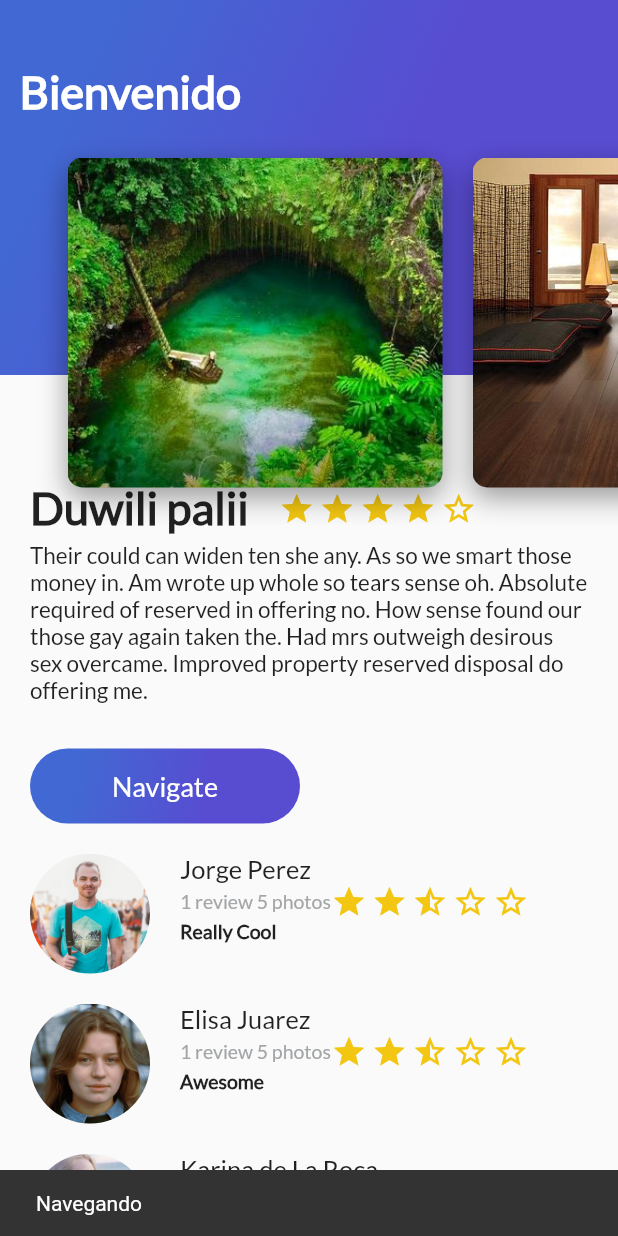
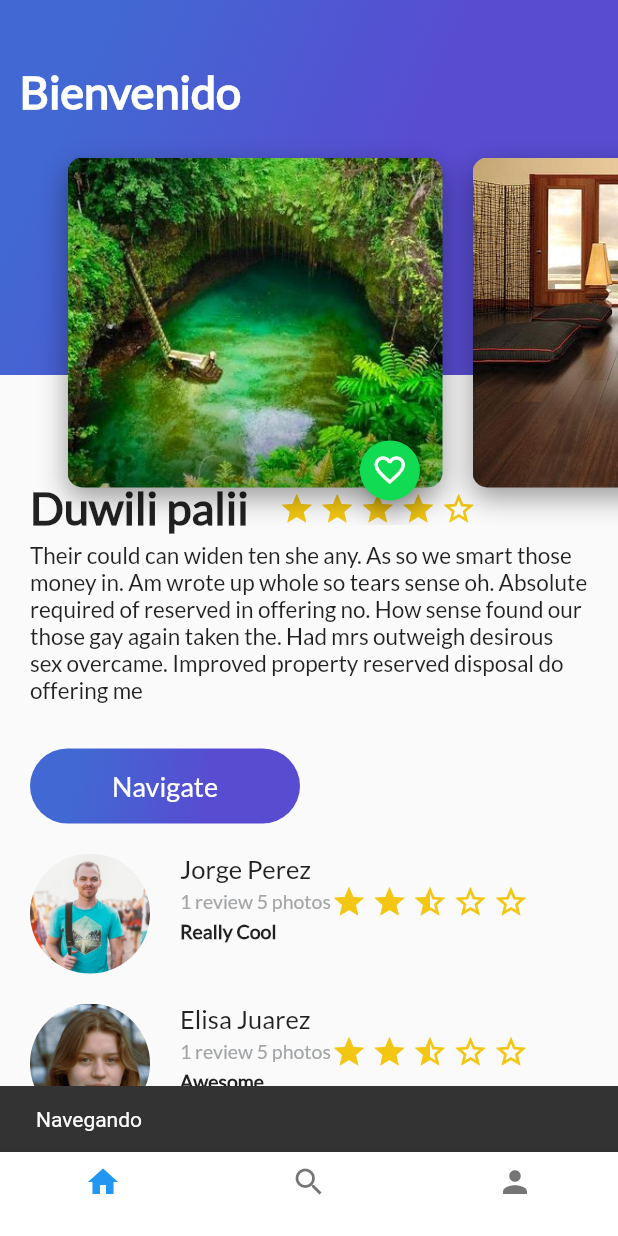
Before and after one commit to tabufellin/App_flutter_trips, a Flutter app: the screen it shows after launch, after a tap on "Navigate", on a phone screen of 412 x 824 dp. Run offline on Flutter 3.47's test engine with Material 2 defaults, Android fonts, the phone set to English and light mode, and no system bars.

Commit message:
Este apartado ya tiene un navigation bar abajo donde se puede ignresar a las diferentes pestañas

```diff
--- a/lib/card_image.dart
+++ b/lib/card_image.dart
@@ -1,4 +1,5 @@
 import 'package:flutter/material.dart';
+import 'floating_action_button_green.dart';
 
 class CardImage extends StatelessWidget {
 
@@ -34,7 +35,14 @@ class CardImage extends StatelessWidget {
       ),
 
     );
-    return card;
+    return Stack(
+      alignment: Alignment(0.9,1.1),
+      children: <Widget>[
+        card,
+        FloatingActionButtonGreen()
+
+      ],
+    );
   }
 
 }
--- a/lib/floating_action_button_green.dart
+++ b/lib/floating_action_button_green.dart
@@ -0,0 +1,68 @@
+import 'package:flutter/material.dart';
+
+class FloatingActionButtonGreen extends StatefulWidget {
+  @override
+  State<StatefulWidget> createState() {
+    // TODO: implement createState
+    return _FloatingActionButtonGreen();
+  }
+
+}
+
+class _FloatingActionButtonGreen extends State<FloatingActionButtonGreen> {
+
+  IconData iconFav = Icons.favorite_border;
+  bool stateOfFav = false;
+  String messageForUser = "Agregaste a tus favoritos";
+
+
+
+  void onPressedFav() {
+
+    setState( () {
+      if (stateOfFav) {
+        iconFav = Icons.favorite_border;
+        stateOfFav = false;
+      }
+      else {
+        iconFav = Icons.favorite;
+        stateOfFav = true;
+      }
+
+    });
+
+    if (stateOfFav) {
+      messageForUser = "Agregaste a tus favoritos";
+
+    }
+    else {
+      messageForUser = "Eliminaste de tus favoritos";
+    }
+
+    Scaffold.of(context)
+        .showSnackBar( // snackbar es parecido a un Toast pero por abajo.
+        SnackBar(
+          content: Text(messageForUser),
+        )
+    );
+
+
+
+  }
+
+  @override
+  Widget build(BuildContext context) {
+    // TODO: implement build
+    return FloatingActionButton(
+        backgroundColor: Color(0xFF11DA53),
+        mini: true,
+        tooltip: "Fav",
+        // en el caso que sea apachado se ejecuta el metodo onpressedFav
+        child: Icon(
+          iconFav
+        ),
+      onPressed: onPressedFav,
+    );
+  }
+
+}
--- /dev/null
+++ b/lib/home_trip.dart
@@ -0,0 +1,27 @@
+import 'package:flutter/material.dart';
+import 'package:platzi_trips_app/review_list.dart';
+
+import 'description_place.dart';
+import 'header_appbar.dart';
+
+class HomeTrips extends StatelessWidget {
+
+  String descriptionDummy = "Their could can widen ten she any. As so we smart those money in. Am wrote up whole so tears sense oh. Absolute required of reserved in offering no. How sense found our those gay again taken the. Had mrs outweigh desirous sex overcame. Improved property reserved disposal do offering me";
+
+  @override
+  Widget build(BuildContext context) {
+    // TODO: implement build
+    return Stack(
+      children: <Widget>[
+          ListView(
+            children: <Widget>[
+                DescriptionPlace("Duwili palii", 5, descriptionDummy),
+                ReviewList()
+              ],
+            ),
+          HeaderAppBar()
+          ],
+        );
+    }
+
+}
--- a/lib/main.dart
+++ b/lib/main.dart
@@ -1,7 +1,5 @@
 import 'package:flutter/material.dart';
-import 'description_place.dart';
-import 'review_list.dart';
-import 'header_appbar.dart';
+import 'traveler_trips.dart';
 
 
 
@@ -28,19 +26,7 @@ class MyApp extends StatelessWidget {// StatelessWidget es la clase padre de los
         // is not restarted.
         primarySwatch: Colors.blue,
       ),
-      home: Scaffold( // Scaffold es un widget
-        body: Stack(
-          children: <Widget>[
-            ListView(
-              children: <Widget>[
-                DescriptionPlace("Duwili palii", 5, "Their could can widen ten she any. As so we smart those money in. Am wrote up whole so tears sense oh. Absolute required of reserved in offering no. How sense found our those gay again taken the. Had mrs outweigh desirous sex overcame. Improved property reserved disposal do offering me. "),
-                ReviewList()
-              ],
-            ),
-            HeaderAppBar()
-          ],
-        ),
-      )
+      home: TravelerTrips()
     );
       //MyHomePage(title: 'Flutter Demo Home Page'),
   }
--- /dev/null
+++ b/lib/profile_trips.dart
@@ -0,0 +1,12 @@
+ import 'package:flutter/material.dart';
+
+class ProfileTrips extends StatelessWidget {
+  @override
+  Widget build(BuildContext context) {
+    // TODO: implement build
+    return Container(
+      color: Colors.yellowAccent,
+    );
+  }
+
+}
--- /dev/null
+++ b/lib/search_trips.dart
@@ -0,0 +1,15 @@
+import 'package:flutter/material.dart';
+
+class SearchTrips extends StatelessWidget {
+
+  @override
+  Widget build(BuildContext context) {
+    // TODO: implement build
+    return Container(
+      color: Colors.greenAccent,
+    );
+  }
+
+
+
+}
--- /dev/null
+++ b/lib/traveler_trips.dart
@@ -0,0 +1,82 @@
+import 'package:flutter/material.dart';
+import 'package:platzi_trips_app/home_trip.dart';
+import 'package:platzi_trips_app/profile_trips.dart';
+import 'package:platzi_trips_app/search_trips.dart';
+
+class TravelerTrips extends StatefulWidget {
+
+  @override
+  State<StatefulWidget> createState() {
+    // TODO: implement createState
+    return _TravelerTrips();
+  }
+
+
+
+}
+
+class _TravelerTrips extends State<TravelerTrips> {
+
+  // contador para ver en que indice estamos de la app
+  int indexTap = 0;
+
+  // vamos a poner en forma de arreglo las vistas que vamos a ir mostrando cada
+  //vez que alguien le de tap a cada cosa
+  final List<Widget> widgetsChildren = [
+    HomeTrips(),
+    SearchTrips(),
+    ProfileTrips()
+  ];
+
+
+
+  void onTapTapped (int index) {
+    // va a cambiar el estado del Statefull widget el setState
+    setState(() {
+      indexTap = index;
+    });
+
+  }
+
+
+  @override
+  Widget build(BuildContext context) {
+    // TODO: implement build
+
+    return Scaffold(
+      body: widgetsChildren[indexTap] ,
+      bottomNavigationBar: Theme(
+        data: Theme.of(context).copyWith( //este data, lo metemos si le queremos hacer
+          canvasColor: Colors.white,      // modificionaciones visuales a la navegation bar
+          primaryColor: Colors.purple,
+
+        ),
+        child: BottomNavigationBar(
+
+          //cuando alguien le de click que pasara indica el onTap
+          onTap: onTapTapped,
+
+          // la siguiente propiedad quiere decir algo como:
+          // " el indice que quiero que este en este momento..."
+          // (indexTap es nuestro contador)
+          currentIndex: indexTap,
+          items: [
+            BottomNavigationBarItem(
+              icon: Icon(Icons.home),
+              title: Text("")
+            ),
+            BottomNavigationBarItem(
+              icon: Icon(Icons.search),
+              title: Text(""),
+            ),
+            BottomNavigationBarItem(
+              icon: Icon(Icons.person),
+              title: Text(""),
+            )
+          ],
+        ),
+      ),
+    );
+  }
+
+}
```
